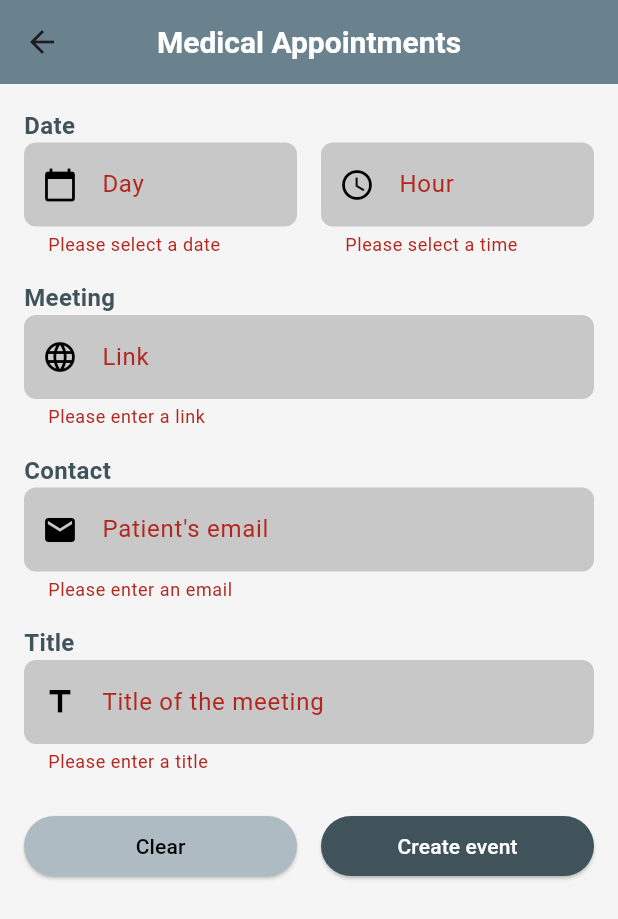
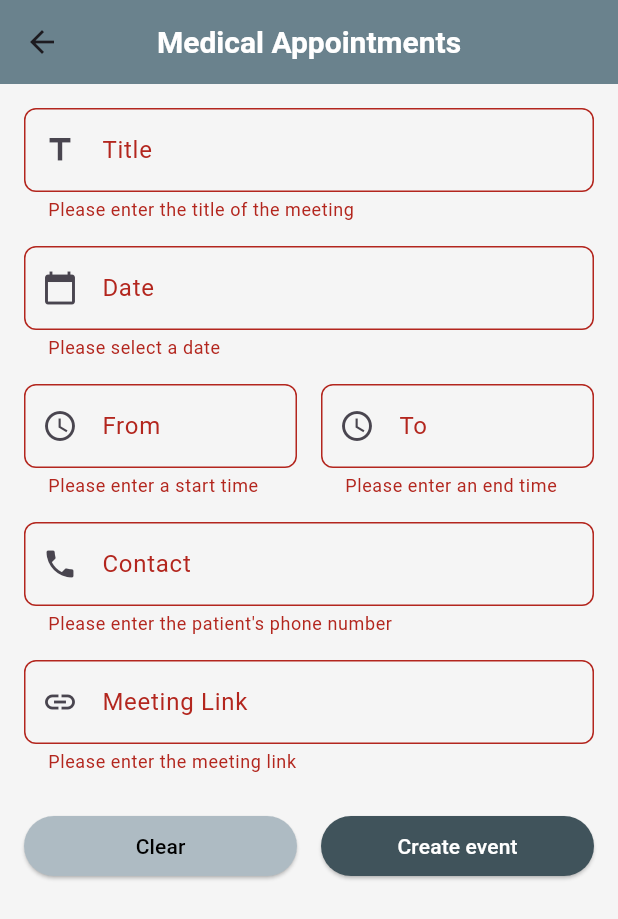
Before and after one commit to Fundamentos-3584-ninjacode-hormonalcare/mobile, a Flutter app: the AppointmentScreen screen opened directly, after a tap on "Create event", on a phone screen of 412 x 824 dp. Shown: the top 919 px of the screen. Run offline on Flutter 3.47's test engine with Material 3 defaults, Android fonts, the phone set to English and light mode, and no system bars; our stand-ins replace confetti, shared_preferences; accounts and stored records are empty.

Commit message:
feat: Added medical appointment connection.

```diff
--- a/lib/scr/features/appointment/presentation/widgets/appointment_form.dart
+++ b/lib/scr/features/appointment/presentation/widgets/appointment_form.dart
@@ -1,5 +1,8 @@
 import 'package:flutter/material.dart';
-import 'package:trabajo_moviles_ninjacode/scr/shared/presentation/widgets/custom_widgets.dart';  // Importamos los widgets personalizados
+import 'package:trabajo_moviles_ninjacode/scr/features/appointment/data/data_sources/remote/medical_appointment_api.dart';
+import 'package:trabajo_moviles_ninjacode/scr/features/appointment/data/repositories/medical_appointment_repository.dart';
+import 'package:trabajo_moviles_ninjacode/scr/features/appointment/presentation/widgets/custom_buttons.dart';
+import 'package:confetti/confetti.dart';
 
 class AppointmentForm extends StatefulWidget {
   @override
@@ -9,22 +12,87 @@ class AppointmentForm extends StatefulWidget {
 class _AppointmentFormState extends State<AppointmentForm> {
   final _formKey = GlobalKey<FormState>();
   final TextEditingController _dateController = TextEditingController();
-  final TextEditingController _timeController = TextEditingController();
+  final TextEditingController _fromTimeController = TextEditingController();
+  final TextEditingController _toTimeController = TextEditingController();
   final TextEditingController _linkController = TextEditingController();
-  final TextEditingController _emailController = TextEditingController();
+  final TextEditingController _phoneController = TextEditingController();
   final TextEditingController _titleController = TextEditingController();
+  final ConfettiController _confettiController = ConfettiController();
+
+  DateTime? _selectedDate;
+  TimeOfDay? _fromTime;
+  TimeOfDay? _toTime;
+
+  final MedicalAppointmentRepository repository = MedicalAppointmentRepository(MedicalAppointmentApi());
 
   void _clearFields() {
     _dateController.clear();
-    _timeController.clear();
+    _fromTimeController.clear();
+    _toTimeController.clear();
     _linkController.clear();
-    _emailController.clear();
+    _phoneController.clear();
     _titleController.clear();
+    _selectedDate = null;
+    _fromTime = null;
+    _toTime = null;
   }
 
-  void _createEvent() {
+  Future<void> _createEvent() async {
     if (_formKey.currentState!.validate()) {
-      // Acción para crear evento
+      final patientId = await repository.getPatientIdByPhoneNumber(_phoneController.text);
+      if (patientId != null) {
+        final appointmentData = {
+          'eventDate': _selectedDate!.toIso8601String().split('T')[0],
+          'startTime': _fromTime!.format(context),
+          'endTime': _toTime!.format(context),
+          'title': _titleController.text,
+          'description': _linkController.text,
+          'doctorId': 1,
+          'patientId': patientId,
+        };
+
+        final success = await repository.createMedicalAppointment(appointmentData);
+        if (success) {
+          _confettiController.play();
+          ScaffoldMessenger.of(context).showSnackBar(SnackBar(content: Text('Medical appointment created successfully!')));
+        } else {
+          ScaffoldMessenger.of(context).showSnackBar(SnackBar(content: Text('Failed to create medical appointment.')));
+        }
+      } else {
+        ScaffoldMessenger.of(context).showSnackBar(SnackBar(content: Text('Patient not found.')));
+      }
+    }
+  }
+
+  Future<void> _selectDate(BuildContext context) async {
+    final DateTime? picked = await showDatePicker(
+      context: context,
+      initialDate: DateTime.now(),
+      firstDate: DateTime.now(),
+      lastDate: DateTime(2101),
+    );
+    if (picked != null) {
+      setState(() {
+        _selectedDate = picked;
+        _dateController.text = "${picked.toLocal()}".split(' ')[0];
+      });
+    }
+  }
+
+  Future<void> _selectTime(BuildContext context, TextEditingController controller, bool isFromTime) async {
+    final TimeOfDay? picked = await showTimePicker(
+      context: context,
+      initialTime: TimeOfDay.now(),
+    );
+    if (picked != null) {
+      setState(() {
+        if (isFromTime) {
+          _fromTime = picked;
+        } else {
+          _toTime = picked;
+        }
+        controller.text = picked.format(context);
+      });
     }
   }
 
@@ -35,216 +103,176 @@ class _AppointmentFormState extends State<AppointmentForm> {
       child: Column(
         crossAxisAlignment: CrossAxisAlignment.stretch,
         children: [
-          Text(
-            'Date',
-            style: TextStyle(
-              fontSize: 16,
-              fontWeight: FontWeight.bold,
-              color: Color(0xFF40535B),
+          // Field: Meeting Title
+          TextFormField(
+            controller: _titleController,
+            decoration: InputDecoration(
+              labelText: 'Title',
+              hintText: 'Title of the meeting',
+              prefixIcon: Icon(Icons.title),
+              filled: true,
+              fillColor: Color(0xFFF5F5F5),
+              border: OutlineInputBorder(
+                borderRadius: BorderRadius.circular(8.0),
+              ),
             ),
+            validator: (value) {
+              if (value == null || value.isEmpty) {
+                return 'Please enter the title of the meeting';
+              }
+              return null;
+            },
           ),
+          SizedBox(height: 16),
+
+          // Field: Date
+          TextFormField(
+            controller: _dateController,
+            decoration: InputDecoration(
+              labelText: 'Date',
+              hintText: 'Day',
+              prefixIcon: Icon(Icons.calendar_today),
+              filled: true,
+              fillColor: Color(0xFFF5F5F5),
+              border: OutlineInputBorder(
+                borderRadius: BorderRadius.circular(8.0),
+              ),
+            ),
+            readOnly: true,
+            onTap: () => _selectDate(context),
+            validator: (value) {
+              if (value == null || value.isEmpty) {
+                return 'Please select a date';
+              }
+              if (_selectedDate != null && _selectedDate!.isBefore(DateTime.now())) {
+                return 'The date cannot be in the past';
+              }
+              return null;
+            },
+          ),
+          SizedBox(height: 16),
+
+          // Field: Time "From"
           Row(
             children: [
               Expanded(
-                child: GestureDetector(
-                  onTap: () async {
-                    DateTime? pickedDate = await showDatePicker(
-                      context: context,
-                      initialDate: DateTime.now(),
-                      firstDate: DateTime(2000),
-                      lastDate: DateTime(2100),
-                      builder: (BuildContext context, Widget? child) {
-                        return Theme(
-                          data: Theme.of(context).copyWith(
-                            dialogBackgroundColor: Color(0xFFAEBBC3), // Color verde claro
-                          ),
-                          child: child!,
-                        );
-                      },
-                    );
-                    if (pickedDate != null) {
-                      setState(() {
-                        _dateController.text = "${pickedDate.toLocal()}".split(' ')[0];
-                      });
-                    }
-                  },
-                  child: AbsorbPointer(
-                    child: TextFormField(
-                      controller: _dateController,
-                      decoration: InputDecoration(
-                        filled: true,
-                        fillColor: Color.fromARGB(255, 200, 200, 200), // Fondo gris claro
-                        labelText: 'Day',
-                        prefixIcon: Icon(Icons.calendar_today, color: Colors.black),
-                        border: OutlineInputBorder(
-                          borderRadius: BorderRadius.circular(8.0), // Bordes redondeados
-                          borderSide: BorderSide.none,
-                        ),
-                      ),
-                      validator: (value) {
-                        if (value == null || value.isEmpty) {
-                          return 'Please select a date';
-                        }
-                        return null;
-                      },
+                child: TextFormField(
+                  controller: _fromTimeController,
+                  decoration: InputDecoration(
+                    labelText: 'From',
+                    hintText: 'Hour',
+                    prefixIcon: Icon(Icons.access_time),
+                    filled: true,
+                    fillColor: Color(0xFFF5F5F5),
+                    border: OutlineInputBorder(
+                      borderRadius: BorderRadius.circular(8.0),
                     ),
                   ),
+                  readOnly: true,
+                  onTap: () => _selectTime(context, _fromTimeController, true),
+                  validator: (value) {
+                    if (value == null || value.isEmpty) {
+                      return 'Please enter a start time';
+                    }
+                    return null;
+                  },
                 ),
               ),
               SizedBox(width: 16),
+
+              // Field: Time "To"
               Expanded(
-                child: GestureDetector(
-                  onTap: () async {
-                    TimeOfDay? pickedTime = await showTimePicker(
-                      context: context,
-                      initialTime: TimeOfDay.now(),
-                      builder: (BuildContext context, Widget? child) {
-                        return Theme(
-                          data: Theme.of(context).copyWith(
-                            dialogBackgroundColor: Color(0xFFAEBBC3), // Color verde claro
-                          ),
-                          child: child!,
-                        );
-                      },
-                    );
-                    if (pickedTime != null) {
-                      setState(() {
-                        _timeController.text = pickedTime.format(context);
-                      });
-                    }
-                  },
-                  child: AbsorbPointer(
-                    child: TextFormField(
-                      controller: _timeController,
-                      decoration: InputDecoration(
-                        filled: true,
-                        fillColor: Color.fromARGB(255, 200, 200, 200), // Fondo gris claro
-                        labelText: 'Hour',
-                        prefixIcon: Icon(Icons.access_time, color: Colors.black),
-                        border: OutlineInputBorder(
-                          borderRadius: BorderRadius.circular(8.0), // Bordes redondeados
-                          borderSide: BorderSide.none,
-                        ),
-                      ),
-                      validator: (value) {
-                        if (value == null || value.isEmpty) {
-                          return 'Please select a time';
-                        }
-                        return null;
-                      },
+                child: TextFormField(
+                  controller: _toTimeController,
+                  decoration: InputDecoration(
+                    labelText: 'To',
+                    hintText: 'Hour',
+                    prefixIcon: Icon(Icons.access_time),
+                    filled: true,
+                    fillColor: Color(0xFFF5F5F5),
+                    border: OutlineInputBorder(
+                      borderRadius: BorderRadius.circular(8.0),
                     ),
                   ),
+                  readOnly: true,
+                  onTap: () => _selectTime(context, _toTimeController, false),
+                  validator: (value) {
+                    if (value == null || value.isEmpty) {
+                      return 'Please enter an end time';
+                    }
+                    if (_fromTime != null && _toTime != null) {
+                      final from = DateTime(0, 0, 0, _fromTime!.hour, _fromTime!.minute);
+                      final to = DateTime(0, 0, 0, _toTime!.hour, _toTime!.minute);
+                      if (to.isBefore(from)) {
+                        return 'End time must be after start time';
+                      }
+                    }
+                    return null;
+                  },
                 ),
               ),
             ],
           ),
           SizedBox(height: 16),
-          Text(
-            'Meeting',
-            style: TextStyle(
-              fontSize: 16,
-              fontWeight: FontWeight.bold,
-              color: Color(0xFF40535B),
-            ),
-          ),
+
+          // Field: Phone Number
           TextFormField(
-            controller: _linkController,
+            controller: _phoneController,
             decoration: InputDecoration(
+              labelText: 'Contact',
+              hintText: 'Patient\'s phone number',
+              prefixIcon: Icon(Icons.phone),
               filled: true,
-              fillColor: Color.fromARGB(255, 200, 200, 200), // Fondo gris claro
-              labelText: 'Link',
-              prefixIcon: Icon(Icons.language, color: Colors.black),
+              fillColor: Color(0xFFF5F5F5),
               border: OutlineInputBorder(
-                borderRadius: BorderRadius.circular(8.0), // Bordes redondeados
-                borderSide: BorderSide.none,
+                borderRadius: BorderRadius.circular(8.0),
               ),
             ),
+            keyboardType: TextInputType.phone,
             validator: (value) {
               if (value == null || value.isEmpty) {
-                return 'Please enter a link';
+                return 'Please enter the patient\'s phone number';
               }
               return null;
             },
           ),
           SizedBox(height: 16),
-          Text(
-            'Contact',
-            style: TextStyle(
-              fontSize: 16,
-              fontWeight: FontWeight.bold,
-              color: Color(0xFF40535B),
-            ),
-          ),
+
+          // Field: Meeting Link
           TextFormField(
-            controller: _emailController,
+            controller: _linkController,
             decoration: InputDecoration(
+              labelText: 'Meeting Link',
+              hintText: 'Link',
+              prefixIcon: Icon(Icons.link),
               filled: true,
-              fillColor: Color.fromARGB(255, 200, 200, 200), // Fondo gris claro
-              labelText: 'Patient\'s email',
-              prefixIcon: Icon(Icons.email, color: Colors.black),
+              fillColor: Color(0xFFF5F5F5),
               border: OutlineInputBorder(
-                borderRadius: BorderRadius.circular(8.0), // Bordes redondeados
-                borderSide: BorderSide.none,
+                borderRadius: BorderRadius.circular(8.0),
               ),
             ),
+            keyboardType: TextInputType.url,
             validator: (value) {
               if (value == null || value.isEmpty) {
-                return 'Please enter an email';
-              }
-              return null;
-            },
-          ),
-          SizedBox(height: 16),
-          Text(
-            'Title',
-            style: TextStyle(
-              fontSize: 16,
-              fontWeight: FontWeight.bold,
-              color: Color(0xFF40535B),
-            ),
-          ),
-          TextFormField(
-            controller: _titleController,
-            decoration: InputDecoration(
-              filled: true,
-              fillColor: Color.fromARGB(255, 200, 200, 200), // Fondo gris claro
-              labelText: 'Title of the meeting',
-              prefixIcon: Icon(Icons.title, color: Colors.black),
-              border: OutlineInputBorder(
-                borderRadius: BorderRadius.circular(8.0), // Bordes redondeados
-                borderSide: BorderSide.none,
-              ),
-            ),
-            validator: (value) {
-              if (value == null || value.isEmpty) {
-                return 'Please enter a title';
+                return 'Please enter the meeting link';
               }
               return null;
             },
           ),
           SizedBox(height: 24),
-          Row(
-            children: [
-              Expanded(
-                child: ElevatedButton(
-                  onPressed: _clearFields,
-                  style: ElevatedButton.styleFrom(
-                    backgroundColor: Color(0xFFAEBBC3), // Botón "Clear" con color gris
-                  ),
-                  child: Text('Clear', style: TextStyle(color: Colors.black)),
-                ),
-              ),
-              SizedBox(width: 16),
-              Expanded(
-                child: ElevatedButton(
-                  onPressed: _createEvent,
-                  style: ElevatedButton.styleFrom(
-                    backgroundColor: Color(0xFF40535B), // Botón "Create event" con el color principal
-                  ),
-                  child: Text('Create event', style: TextStyle(color: Colors.white)),
-                ),
-              ),
-            ],
+
+          // Custom buttons (Clear and Create event)
+          CustomButtons(
+            onClear: _clearFields,
+            onCreate: _createEvent,
+          ),
+
+          // Confetti animation
+          ConfettiWidget(
+            confettiController: _confettiController,
+            blastDirectionality: BlastDirectionality.explosive,
+            shouldLoop: false,
+            colors: const [Colors.green, Colors.blue, Colors.pink, Colors.orange, Colors.purple],
           ),
         ],
       ),
--- /dev/null
+++ b/lib/scr/features/appointment/presentation/widgets/custom_buttons.dart
@@ -0,0 +1,40 @@
+// custom_buttons.dart
+import 'package:flutter/material.dart';
+
+class CustomButtons extends StatelessWidget {
+  final VoidCallback onClear;
+  final VoidCallback onCreate;
+
+  const CustomButtons({
+    Key? key,
+    required this.onClear,
+    required this.onCreate,
+  }) : super(key: key);
+
+  @override
+  Widget build(BuildContext context) {
+    return Row(
+      children: [
+        Expanded(
+          child: ElevatedButton(
+            onPressed: onClear,
+            style: ElevatedButton.styleFrom(
+              backgroundColor: Color(0xFFAEBBC3), // Botón "Clear" con color gris
+            ),
+            child: Text('Clear', style: TextStyle(color: Colors.black)),
+          ),
+        ),
+        SizedBox(width: 16),
+        Expanded(
+          child: ElevatedButton(
+            onPressed: onCreate,
+            style: ElevatedButton.styleFrom(
+              backgroundColor: Color(0xFF40535B), // Botón "Create event" con el color principal
+            ),
+            child: Text('Create event', style: TextStyle(color: Colors.white)),
+          ),
+        ),
+      ],
+    );
+  }
+}
--- /dev/null
+++ b/lib/scr/features/profile/domain/models/patient_model.dart
@@ -0,0 +1,19 @@
+class PatientModel {
+  final int profileId;
+
+  PatientModel({required this.profileId});
+
+  factory PatientModel.fromJson(Map<String, dynamic> json) {
+    return PatientModel(profileId: json['profileId']);
+  }
+}
+
+class ProfileModel {
+  final String phoneNumber;
+
+  ProfileModel({required this.phoneNumber});
+
+  factory ProfileModel.fromJson(Map<String, dynamic> json) {
+    return ProfileModel(phoneNumber: json['phoneNumber']);
+  }
+}
--- a/pubspec.yaml
+++ b/pubspec.yaml
@@ -32,6 +32,7 @@ dependencies:
     sdk: flutter
   http: ^0.13.4
   shared_preferences: ^2.0.12
+  confetti: ^0.6.0  # Add the latest version of the confetti package
 
 
 
```
Also changed, not shown: lib/scr/features/appointment/data/data_sources/remote/medical_appointment_api.dart (added, +53 -0 lines), lib/scr/features/appointment/data/repositories/medical_appointment_repository.dart (added, +26 -0 lines), pubspec.lock.
